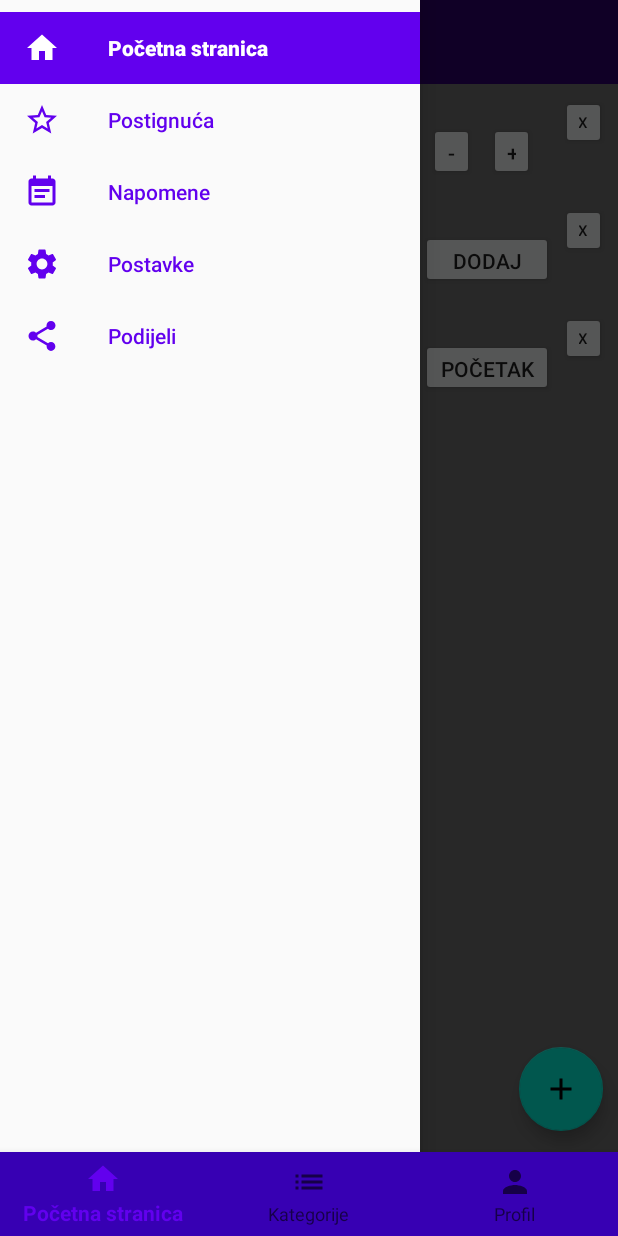
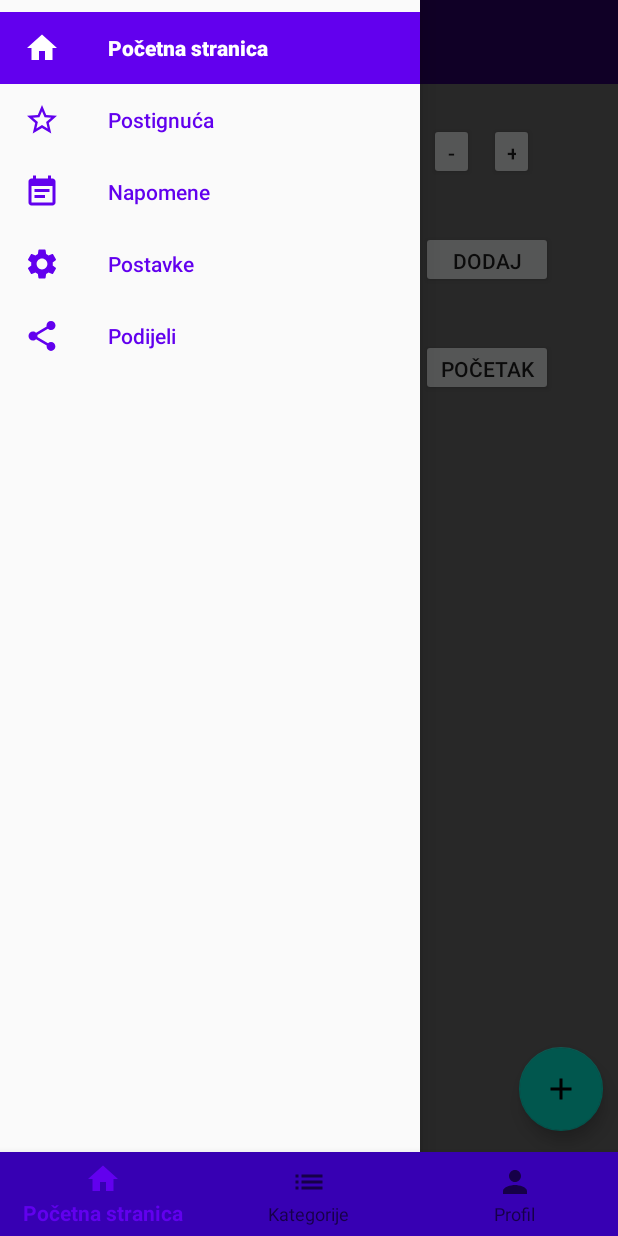
Before and after one commit to senida567/HabitApp, an Android app: the screen it shows after launch (MainActivity), after a tap on "open", on a phone screen of 412 x 824 dp. Run offline under Robolectric (Android 15) with nearby library versions, the phone set to English and light mode, and no system bars; our stand-ins replace Room's generated code.

```diff
--- a/app/src/main/java/com/example/projekat/DAO/InkrementalneDao.kt
+++ b/app/src/main/java/com/example/projekat/DAO/InkrementalneDao.kt
@@ -26,11 +26,26 @@ interface InkrementalneDao {
     suspend fun deleteId(id_I : Int)
 
     @Update
-    suspend fun update(inkrementalne: Inkrementalne?)
+    fun update(inkrementalne: Inkrementalne?)
 
     @Query("SELECT id FROM inkrementalne ORDER BY id DESC LIMIT 1")
     suspend fun getLastId() : Int
 
     @Query("SELECT * FROM inkrementalne WHERE id = :id_I")
     suspend fun getById(id_I : Int) : List<Inkrementalne>
+
+    @Query("SELECT * FROM inkrementalne WHERE id = :id_I")
+    fun getAktivnostById(id_I : Int) : Inkrementalne
+
+    @Query("SELECT * FROM inkrementalne WHERE id_aktivnosti = :id_I")
+    fun getInkrementalnaByIdAktivnosti(id_I : Int) : Inkrementalne
+
+    @Query("SELECT broj FROM inkrementalne WHERE id_aktivnosti = :id_I")
+    fun getBrojByIdAktivnosti(id_I : Int) : Int
+
+    @Query("SELECT inkrement FROM inkrementalne WHERE id_aktivnosti = :id_I")
+    fun getInkrementByIdAktivnosti(id_I : Int) : Int
+
+    @Query("UPDATE inkrementalne SET broj= :broj WHERE id_aktivnosti = :id_I")
+    fun updateBroj(broj : Int, id_I : Int)
 }
--- a/app/src/main/java/com/example/projekat/DAO/KolicinskeDao.kt
+++ b/app/src/main/java/com/example/projekat/DAO/KolicinskeDao.kt
@@ -33,4 +33,7 @@ interface KolicinskeDao {
 
     @Query("SELECT * FROM kolicinske WHERE id = :id_K")
     suspend fun getById(id_K : Int) : List<Kolicinske>
+
+    @Query("SELECT kolicina FROM kolicinske WHERE id_aktivnosti = :id_K")
+    fun getKolicinaById(id_K : Int) : Int
 }
--- a/app/src/main/java/com/example/projekat/DAO/MjerneJediniceDao.kt
+++ b/app/src/main/java/com/example/projekat/DAO/MjerneJediniceDao.kt
@@ -34,6 +34,6 @@ interface MjerneJediniceDao {
     @Query("SELECT * FROM mjerneJedinice WHERE id = :id_MJ")
     suspend fun getById(id_MJ : Int) : MjerneJedinice
 
-    @Query("SELECT naziv FROM mjerneJedinice WHERE id_aktivnosti = :id")
-    fun getByIdAktivnosti(id : Int) : String
+    @Query("SELECT naziv FROM mjerneJedinice WHERE id_aktivnosti = :id_MJ")
+    fun getByIdAktivnosti(id_MJ : Int) : String
 }
--- a/app/src/main/java/com/example/projekat/PodaciZaBazu.kt
+++ b/app/src/main/java/com/example/projekat/PodaciZaBazu.kt
@@ -26,7 +26,7 @@ class PodaciZaBazu(db : AppDatabase){
             db.kategorijeDao().insert(Kategorije(2, "Doručak", 2, ""))
             db.kategorijeDao().insert(Kategorije(3, "Učenje", 1, ""))
 
-            db.aktivnostiDao().insert(Aktivnosti(1, "Jutarnje trčanje", 1))
+            db.aktivnostiDao().insert(Aktivnosti(1, "Jutarnje trčanje", 3))
             db.vremenskeDao().insert(Vremenske(1, 1, "", ""))
             db.mjerneJediniceDao().insert(MjerneJedinice(2, "min", 1))
 
@@ -34,8 +34,9 @@ class PodaciZaBazu(db : AppDatabase){
             db.kolicinskeDao().insert(Kolicinske(1, 2, 200))
             db.mjerneJediniceDao().insert(MjerneJedinice(1, "kcal", 2))
 
-            db.aktivnostiDao().insert(Aktivnosti(3, "Računarske mreže", 3))
+            db.aktivnostiDao().insert(Aktivnosti(3, "Računarske mreže", 1))
             db.inkrementalneDao().insert(Inkrementalne(1, 3, 1, 0))
+            db.mjerneJediniceDao().insert(MjerneJedinice(3, "sati", 3))
             Log.d("USPJESNO", "USPJESNO")
             //Result.success()
         } catch (ex: Exception) {
--- a/app/src/main/java/com/example/projekat/activity/MainActivity.kt
+++ b/app/src/main/java/com/example/projekat/activity/MainActivity.kt
@@ -71,10 +71,6 @@ class MainActivity : AppCompatActivity(), NavigationView.OnNavigationItemSelecte
             kategorijeList = db.kategorijeDao().getAll()
             aktivnostiList = db.aktivnostiDao().getAll()
 
-            /*for (x in 0..2) {
-                // ovo ce biti lista stringova
-                listaTipovaAktivnosti.add(db.tipoviAktivnostiDao().getById(aktivnostiList[x].id).naziv)
-            }*/
             for (el in aktivnostiList) {
                 // ovo ce biti lista stringova
                 listaTipovaAktivnosti.add(db.tipoviAktivnostiDao().getById(el.id).naziv)
--- a/app/src/main/java/com/example/projekat/adapter/InkrementalneAdapter.kt
+++ b/app/src/main/java/com/example/projekat/adapter/InkrementalneAdapter.kt
@@ -26,7 +26,7 @@ class InkrementalneAdapter(inkrementLista: List<Inkrementalne>) :
         init {
             nazivAktivnosti = itemView.findViewById(R.id.naziv_aktivnosti_pocetna)
             unos = itemView.findViewById(R.id.unos_pocetna)
-            mjernaJedinica = itemView.findViewById(R.id.mjerna_jedinica_pocetna)
+            mjernaJedinica = itemView.findViewById(R.id.mjerna_jedinica_pocetna_inkrementalna)
         }
     }
 
--- a/app/src/main/java/com/example/projekat/entity/Inkrementalne.kt
+++ b/app/src/main/java/com/example/projekat/entity/Inkrementalne.kt
@@ -25,6 +25,6 @@ data class Inkrementalne (
     val inkrement : Int,
 
     @ColumnInfo(name = "broj")
-    val broj : Int
+    var broj : Int
 
 )
--- a/app/src/main/res/layout/pocetna_inkrementalna_element.xml
+++ b/app/src/main/res/layout/pocetna_inkrementalna_element.xml
@@ -9,7 +9,7 @@
     android:minHeight="72dp">
 
     <TextView
-        android:id="@+id/naziv_aktivnosti_pocetna"
+        android:id="@+id/naziv_aktivnosti_pocetna_inkrementalna"
         android:layout_width="wrap_content"
         android:layout_height="wrap_content"
         android:layout_marginStart="16dp"
@@ -21,7 +21,7 @@
         app:layout_constraintTop_toTopOf="parent" />
 
     <TextView
-        android:id="@+id/unos_pocetna"
+        android:id="@+id/unos_pocetna_inkrementalna"
         android:layout_width="wrap_content"
         android:layout_height="wrap_content"
         android:layout_marginStart="24dp"
@@ -35,13 +35,13 @@
         app:layout_constraintVertical_bias="1.0" />
 
     <TextView
-        android:id="@+id/mjerna_jedinica_pocetna"
+        android:id="@+id/mjerna_jedinica_pocetna_inkrementalna"
         android:layout_width="wrap_content"
         android:layout_height="wrap_content"
         android:layout_marginStart="10dp"
         android:layout_marginLeft="10dp"
         android:layout_marginTop="15dp"
-        android:text="čaše"
+        android:text="@string/mjerna_jedinica"
         android:textSize="10sp"
         app:layout_constraintBottom_toBottomOf="parent"
         app:layout_constraintStart_toEndOf="@+id/unos_pocetna"
@@ -70,16 +70,5 @@
         app:layout_constraintEnd_toEndOf="parent"
         app:layout_constraintTop_toTopOf="parent" />
 
-    <Button
-        android:id="@+id/ukloni_aktivnost"
-        android:layout_width="30dp"
-        android:layout_height="35dp"
-        android:text="@string/ukloni"
-        android:textSize="10sp"
-        android:clickable="true"
-        android:focusable="true"
-        app:layout_constraintEnd_toEndOf="parent"
-        app:layout_constraintTop_toTopOf="parent" />
-
 
 </androidx.constraintlayout.widget.ConstraintLayout>
--- a/app/src/main/res/layout/pocetna_kolicinska_element.xml
+++ b/app/src/main/res/layout/pocetna_kolicinska_element.xml
@@ -9,7 +9,7 @@
     android:minHeight="72dp">
 
     <TextView
-        android:id="@+id/naziv_aktivnosti_pocetna"
+        android:id="@+id/naziv_aktivnosti_pocetna_kolicinska"
         android:layout_width="wrap_content"
         android:layout_height="wrap_content"
         android:layout_marginStart="16dp"
@@ -21,7 +21,7 @@
         app:layout_constraintTop_toTopOf="parent" />
 
     <TextView
-        android:id="@+id/unos_pocetna"
+        android:id="@+id/unos_pocetna_kolicinska"
         android:layout_width="wrap_content"
         android:layout_height="wrap_content"
         android:layout_marginStart="24dp"
@@ -35,13 +35,13 @@
         app:layout_constraintVertical_bias="1.0" />
 
     <TextView
-        android:id="@+id/mjerna_jedinica_pocetna"
+        android:id="@+id/mjerna_jedinica_pocetna_kolicinska"
         android:layout_width="wrap_content"
         android:layout_height="wrap_content"
         android:layout_marginStart="10dp"
         android:layout_marginLeft="10dp"
         android:layout_marginTop="15dp"
-        android:text="kcal"
+        android:text="@string/mjerna_jedinica"
         android:textSize="10sp"
         app:layout_constraintBottom_toBottomOf="parent"
         app:layout_constraintStart_toEndOf="@+id/unos_pocetna"
@@ -61,16 +61,5 @@
         app:layout_constraintEnd_toEndOf="parent"
         app:layout_constraintTop_toTopOf="parent" />
 
-    <Button
-        android:id="@+id/ukloni_aktivnost"
-        android:layout_width="30dp"
-        android:layout_height="35dp"
-        android:text="@string/ukloni"
-        android:clickable="true"
-        android:focusable="true"
-        android:textSize="10sp"
-        app:layout_constraintEnd_toEndOf="parent"
-        app:layout_constraintTop_toTopOf="parent" />
-
 
 </androidx.constraintlayout.widget.ConstraintLayout>
--- a/app/src/main/res/layout/pocetna_vremenska_element.xml
+++ b/app/src/main/res/layout/pocetna_vremenska_element.xml
@@ -9,7 +9,7 @@
     android:minHeight="72dp">
 
     <TextView
-        android:id="@+id/naziv_aktivnosti_pocetna"
+        android:id="@+id/naziv_aktivnosti_pocetna_vremenska"
         android:layout_width="wrap_content"
         android:layout_height="wrap_content"
         android:layout_marginStart="16dp"
@@ -21,7 +21,7 @@
         app:layout_constraintTop_toTopOf="parent" />
 
     <TextView
-        android:id="@+id/unos_pocetna"
+        android:id="@+id/unos_pocetna_vremenska"
         android:layout_width="wrap_content"
         android:layout_height="wrap_content"
         android:layout_marginStart="24dp"
@@ -47,15 +47,4 @@
         app:layout_constraintEnd_toEndOf="parent"
         app:layout_constraintTop_toTopOf="parent" />
 
-    <Button
-        android:id="@+id/ukloni_aktivnost"
-        android:layout_width="30dp"
-        android:layout_height="35dp"
-        android:text="@string/ukloni"
-        android:textSize="10sp"
-        android:clickable="true"
-        android:focusable="true"
-        app:layout_constraintEnd_toEndOf="parent"
-        app:layout_constraintTop_toTopOf="parent" />
-
 </androidx.constraintlayout.widget.ConstraintLayout>
--- a/app/src/main/res/values/strings.xml
+++ b/app/src/main/res/values/strings.xml
@@ -31,6 +31,8 @@
     <string name="ukloni">x</string>
     <string name="start">Početak</string>
     <string name="stop">Zaustavi</string>
+    <string name="mjerna_jedinica">kcal</string>
+
     <!-- TODO: Remove or change this placeholder text -->
     <string name="hello_blank_fragment">Hello blank fragment</string>
     <string name="_6_00">6:00</string>
```
Also changed, not shown: app/src/main/java/com/example/projekat/adapter/PocetneAktivnostiAdapter.kt (+41 -44 lines), app/src/main/java/com/example/projekat/ui/home/PocetnaFragment.kt (+10 -97 lines).
